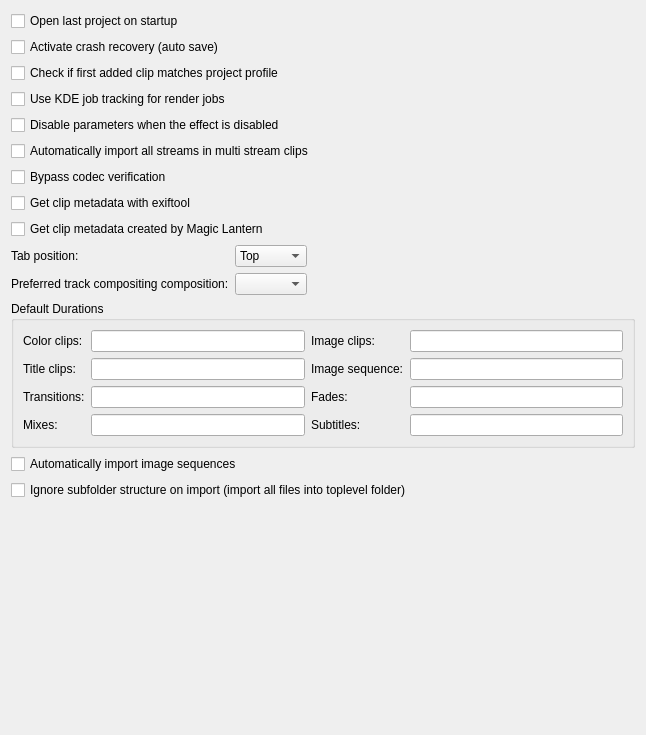
This is src/ui/configmisc_ui.ui in KDE/kdenlive as Qt 5 draws it before an edit. The edited form follows.
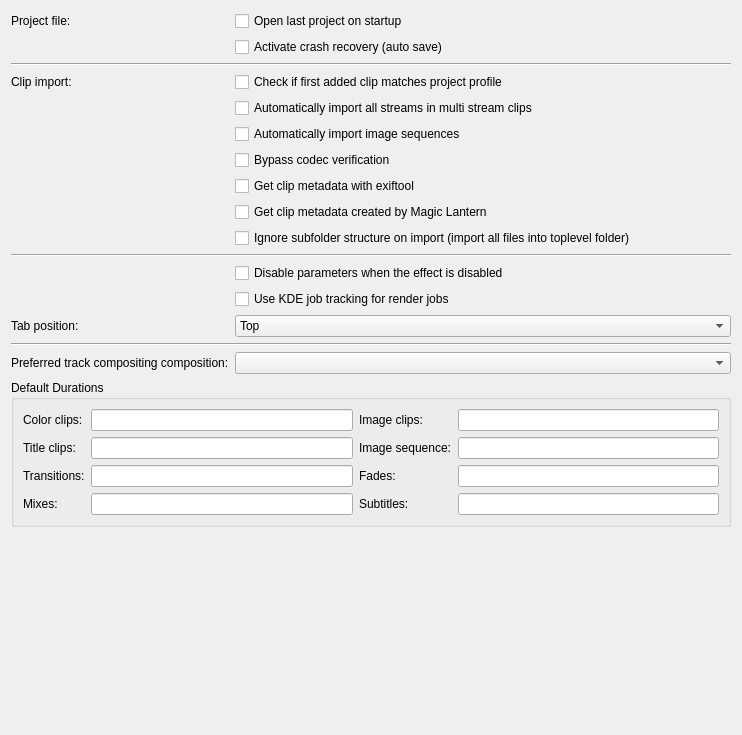
This is the edited form.

Commit message: [Kdenlive Settings] Improve layout and usability

```diff
--- a/src/ui/configmisc_ui.ui
+++ b/src/ui/configmisc_ui.ui
@@ -6,60 +6,171 @@
    <rect>
     <x>0</x>
     <y>0</y>
-    <width>646</width>
+    <width>742</width>
     <height>735</height>
    </rect>
   </property>
-  <layout class="QGridLayout" name="gridLayout_2">
-   <item row="4" column="0" colspan="3">
-    <widget class="QCheckBox" name="kcfg_disable_effect_parameters">
+  <layout class="QFormLayout" name="formLayout">
+   <item row="0" column="0">
+    <widget class="QLabel" name="label_11">
      <property name="text">
-      <string>Disable parameters when the effect is disabled</string>
+      <string>Project file:</string>
      </property>
     </widget>
    </item>
-   <item row="0" column="0" colspan="3">
+   <item row="0" column="1">
     <widget class="QCheckBox" name="kcfg_openlastproject">
      <property name="text">
       <string>Open last project on startup</string>
      </property>
     </widget>
    </item>
-   <item row="5" column="0" colspan="3">
-    <widget class="QCheckBox" name="kcfg_automultistreams">
+   <item row="1" column="1">
+    <widget class="QCheckBox" name="kcfg_crashrecovery">
      <property name="text">
-      <string>Automatically import all streams in multi stream clips</string>
+      <string>Activate crash recovery (auto save)</string>
      </property>
     </widget>
    </item>
-   <item row="2" column="0" colspan="3">
+   <item row="2" column="0" colspan="2">
+    <widget class="Line" name="line">
+     <property name="orientation">
+      <enum>Qt::Horizontal</enum>
+     </property>
+    </widget>
+   </item>
+   <item row="3" column="0">
+    <widget class="QLabel" name="label_12">
+     <property name="text">
+      <string>Clip import:</string>
+     </property>
+    </widget>
+   </item>
+   <item row="3" column="1">
     <widget class="QCheckBox" name="kcfg_checkfirstprojectclip">
      <property name="text">
       <string>Check if first added clip matches project profile</string>
      </property>
     </widget>
    </item>
-   <item row="9" column="0">
+   <item row="4" column="1">
+    <widget class="QCheckBox" name="kcfg_automultistreams">
+     <property name="text">
+      <string>Automatically import all streams in multi stream clips</string>
+     </property>
+    </widget>
+   </item>
+   <item row="5" column="1">
+    <widget class="QCheckBox" name="kcfg_autoimagesequence">
+     <property name="text">
+      <string>Automatically import image sequences</string>
+     </property>
+    </widget>
+   </item>
+   <item row="6" column="1">
+    <widget class="QCheckBox" name="kcfg_bypasscodeccheck">
+     <property name="text">
+      <string>Bypass codec verification</string>
+     </property>
+    </widget>
+   </item>
+   <item row="7" column="1">
+    <widget class="QCheckBox" name="kcfg_use_exiftool">
+     <property name="text">
+      <string>Get clip metadata with exiftool</string>
+     </property>
+    </widget>
+   </item>
+   <item row="8" column="1">
+    <widget class="QCheckBox" name="kcfg_use_magicLantern">
+     <property name="text">
+      <string>Get clip metadata created by Magic Lantern</string>
+     </property>
+    </widget>
+   </item>
+   <item row="10" column="0" colspan="2">
+    <widget class="Line" name="line_2">
+     <property name="orientation">
+      <enum>Qt::Horizontal</enum>
+     </property>
+    </widget>
+   </item>
+   <item row="11" column="1">
+    <widget class="QCheckBox" name="kcfg_disable_effect_parameters">
+     <property name="text">
+      <string>Disable parameters when the effect is disabled</string>
+     </property>
+    </widget>
+   </item>
+   <item row="12" column="1">
+    <widget class="QCheckBox" name="kcfg_usekuiserver">
+     <property name="text">
+      <string>Use KDE job tracking for render jobs</string>
+     </property>
+    </widget>
+   </item>
+   <item row="13" column="0">
     <widget class="QLabel" name="label_4">
      <property name="text">
       <string>Tab position:</string>
      </property>
     </widget>
    </item>
-   <item row="9" column="2">
-    <spacer name="horizontalSpacer">
+   <item row="13" column="1">
+    <widget class="QComboBox" name="kcfg_tabposition">
+     <item>
+      <property name="text">
+       <string>Top</string>
+      </property>
+     </item>
+     <item>
+      <property name="text">
+       <string>Bottom</string>
+      </property>
+     </item>
+     <item>
+      <property name="text">
+       <string>Left</string>
+      </property>
+     </item>
+     <item>
+      <property name="text">
+       <string>Right</string>
+      </property>
+     </item>
+    </widget>
+   </item>
+   <item row="14" column="0" colspan="2">
+    <widget class="Line" name="line_3">
      <property name="orientation">
       <enum>Qt::Horizontal</enum>
      </property>
+    </widget>
+   </item>
+   <item row="18" column="0">
+    <widget class="QLabel" name="label_10">
+     <property name="text">
+      <string>Preferred track compositing composition:</string>
+     </property>
+    </widget>
+   </item>
+   <item row="18" column="1">
+    <widget class="QComboBox" name="preferredcomposite"/>
+   </item>
+   <item row="24" column="0">
+    <spacer>
+     <property name="orientation">
+      <enum>Qt::Vertical</enum>
+     </property>
      <property name="sizeHint" stdset="0">
       <size>
-       <width>40</width>
-       <height>20</height>
+       <width>20</width>
+       <height>40</height>
       </size>
      </property>
     </spacer>
    </item>
-   <item row="11" column="0" colspan="3">
+   <item row="19" column="0" colspan="2">
     <widget class="QGroupBox" name="groupBox">
      <property name="title">
       <string>Default Durations</string>
@@ -148,102 +259,13 @@
      </layout>
     </widget>
    </item>
-   <item row="7" column="0" colspan="3">
-    <widget class="QCheckBox" name="kcfg_use_exiftool">
-     <property name="text">
-      <string>Get clip metadata with exiftool</string>
-     </property>
-    </widget>
-   </item>
-   <item row="14" column="0" colspan="3">
+   <item row="9" column="1">
     <widget class="QCheckBox" name="kcfg_ignoresubdirstructure">
      <property name="text">
       <string>Ignore subfolder structure on import (import all files into toplevel folder)</string>
      </property>
     </widget>
    </item>
-   <item row="1" column="0">
-    <widget class="QCheckBox" name="kcfg_crashrecovery">
-     <property name="text">
-      <string>Activate crash recovery (auto save)</string>
-     </property>
-    </widget>
-   </item>
-   <item row="3" column="0" colspan="3">
-    <widget class="QCheckBox" name="kcfg_usekuiserver">
-     <property name="text">
-      <string>Use KDE job tracking for render jobs</string>
-     </property>
-    </widget>
-   </item>
-   <item row="15" column="0">
-    <spacer>
-     <property name="orientation">
-      <enum>Qt::Vertical</enum>
-     </property>
-     <property name="sizeHint" stdset="0">
-      <size>
-       <width>20</width>
-       <height>40</height>
-      </size>
-     </property>
-    </spacer>
-   </item>
-   <item row="9" column="1">
-    <widget class="QComboBox" name="kcfg_tabposition">
-     <item>
-      <property name="text">
-       <string>Top</string>
-      </property>
-     </item>
-     <item>
-      <property name="text">
-       <string>Bottom</string>
-      </property>
-     </item>
-     <item>
-      <property name="text">
-       <string>Left</string>
-      </property>
-     </item>
-     <item>
-      <property name="text">
-       <string>Right</string>
-      </property>
-     </item>
-    </widget>
-   </item>
-   <item row="6" column="0" colspan="3">
-    <widget class="QCheckBox" name="kcfg_bypasscodeccheck">
-     <property name="text">
-      <string>Bypass codec verification</string>
-     </property>
-    </widget>
-   </item>
-   <item row="8" column="0" colspan="3">
-    <widget class="QCheckBox" name="kcfg_use_magicLantern">
-     <property name="text">
-      <string>Get clip metadata created by Magic Lantern</string>
-     </property>
-    </widget>
-   </item>
-   <item row="13" column="0" colspan="3">
-    <widget class="QCheckBox" name="kcfg_autoimagesequence">
-     <property name="text">
-      <string>Automatically import image sequences</string>
-     </property>
-    </widget>
-   </item>
-   <item row="10" column="0">
-    <widget class="QLabel" name="label_10">
-     <property name="text">
-      <string>Preferred track compositing composition:</string>
-     </property>
-    </widget>
-   </item>
-   <item row="10" column="1">
-    <widget class="QComboBox" name="preferredcomposite"/>
-   </item>
   </layout>
  </widget>
  <tabstops>
```
Left out of the diff: 10 changed lines with no effect on the pictures. The commit also changes 8 other files.
